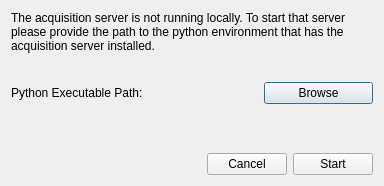
Above: tomviz/acquisition/StartServerDialog.ui from OpenChemistry/tomviz before the change. Below: the same form after it.
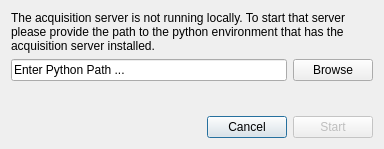
That is the form after the change.

Commit message: Fix up Python path UI

```diff
--- a/tomviz/acquisition/StartServerDialog.ui
+++ b/tomviz/acquisition/StartServerDialog.ui
@@ -7,7 +7,7 @@
     <x>0</x>
     <y>0</y>
     <width>384</width>
-    <height>186</height>
+    <height>149</height>
    </rect>
   </property>
   <property name="sizePolicy">
@@ -36,39 +36,7 @@
      </property>
     </widget>
    </item>
-   <item row="1" column="0">
-    <layout class="QFormLayout" name="formLayout">
-     <property name="fieldGrowthPolicy">
-      <enum>QFormLayout::AllNonFixedFieldsGrow</enum>
-     </property>
-     <item row="0" column="0">
-      <widget class="QLabel" name="label_3">
-       <property name="text">
-        <string>Python Executable Path:</string>
-       </property>
-      </widget>
-     </item>
-     <item row="0" column="1">
-      <layout class="QHBoxLayout" name="horizontalLayout">
-       <item>
-        <widget class="QLabel" name="pythonExecutablPathLabel">
-         <property name="text">
-          <string/>
-         </property>
-        </widget>
-       </item>
-       <item>
-        <widget class="QPushButton" name="browseButton">
-         <property name="text">
-          <string>Browse</string>
-         </property>
-        </widget>
-       </item>
-      </layout>
-     </item>
-    </layout>
-   </item>
-   <item row="2" column="0">
+   <item row="3" column="0">
     <layout class="QHBoxLayout" name="horizontalLayout_2">
      <item>
       <spacer name="horizontalSpacer">
@@ -92,6 +60,9 @@
      </item>
      <item>
       <widget class="QPushButton" name="startButton">
+       <property name="enabled">
+        <bool>false</bool>
+       </property>
        <property name="text">
         <string>Start</string>
        </property>
@@ -99,6 +70,37 @@
      </item>
     </layout>
    </item>
+   <item row="1" column="0">
+    <layout class="QHBoxLayout" name="horizontalLayout_3">
+     <item>
+      <widget class="QLineEdit" name="pythonPathLineEdit">
+       <property name="text">
+        <string>Enter Python Path ...</string>
+       </property>
+      </widget>
+     </item>
+     <item>
+      <widget class="QPushButton" name="browseButton">
+       <property name="text">
+        <string>Browse</string>
+       </property>
+      </widget>
+     </item>
+    </layout>
+   </item>
+   <item row="2" column="0">
+    <spacer name="verticalSpacer">
+     <property name="orientation">
+      <enum>Qt::Vertical</enum>
+     </property>
+     <property name="sizeHint" stdset="0">
+      <size>
+       <width>20</width>
+       <height>40</height>
+      </size>
+     </property>
+    </spacer>
+   </item>
   </layout>
  </widget>
  <resources/>
```
The commit also changes 2 other files.
